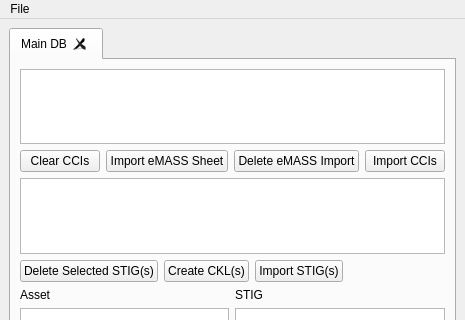
Above: src/stigqter.ui from squinky86/STIGQter before the change; both pictures show x 0 to 465 and y 0 to 320 of the 465 by 529 pixel window. Below: the same form after it.
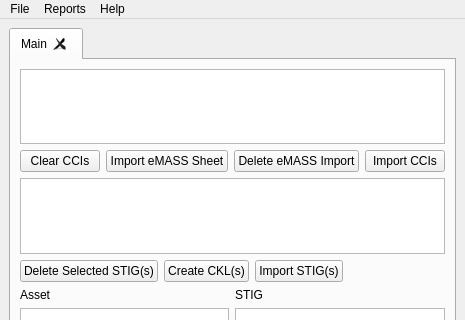
That is the form after the change.

Patch:
```diff
--- a/src/stigqter.ui
+++ b/src/stigqter.ui
@@ -28,7 +28,7 @@
       </property>
       <widget class="QWidget" name="tab">
        <attribute name="title">
-        <string>Main DB</string>
+        <string>Main</string>
        </attribute>
        <layout class="QVBoxLayout" name="verticalLayout_4">
         <item>
@@ -270,13 +270,26 @@
     <addaction name="actionClear_Database"/>
     <addaction name="actionImport_STIG_Content"/>
     <addaction name="separator"/>
+    <addaction name="action_Quit"/>
+   </widget>
+   <widget class="QMenu" name="menuReports">
+    <property name="title">
+     <string>Reports</string>
+    </property>
     <addaction name="action_Export_eMASS_Sheet"/>
     <addaction name="actionE_xport_STIG_CKLs"/>
-    <addaction name="separator"/>
+    <addaction name="actionManual_HTML_Lists"/>
+   </widget>
+   <widget class="QMenu" name="menuHelp">
+    <property name="title">
+     <string>Help</string>
+    </property>
     <addaction name="action_About"/>
     <addaction name="action_Quit"/>
    </widget>
    <addaction name="menuFile"/>
+   <addaction name="menuReports"/>
+   <addaction name="menuHelp"/>
   </widget>
   <widget class="QStatusBar" name="statusbar"/>
   <action name="actionImport_RMF_Controls">
```
Left out of the diff: 18 changed lines with no effect on the pictures.
